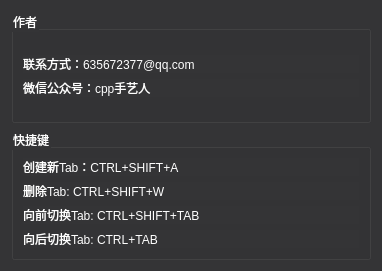
Above: platypus/ui/helpdialog.ui from MingYueRuYa/platypus before the change. Below: the same form after it.
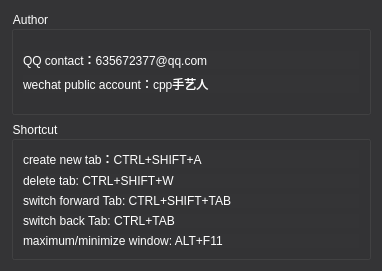
That is the form after the change.

Commit message: 更新help dialog中文替换E文

The edit to the form file:
```diff
--- a/platypus/ui/helpdialog.ui
+++ b/platypus/ui/helpdialog.ui
@@ -23,7 +23,7 @@
       <string notr="true">color: rgb(255, 255, 255);</string>
      </property>
      <property name="title">
-      <string>作者</string>
+      <string>Author</string>
      </property>
      <layout class="QVBoxLayout" name="verticalLayout_4">
       <item>
@@ -48,7 +48,7 @@
 font: 14px &quot;Microsoft YaHei UI&quot;;</string>
           </property>
           <property name="text">
-           <string>联系方式：635672377@qq.com</string>
+           <string>QQ contact：635672377@qq.com</string>
           </property>
          </widget>
         </item>
@@ -59,7 +59,7 @@
 font: 14px &quot;Microsoft YaHei UI&quot;;</string>
           </property>
           <property name="text">
-           <string>微信公众号：cpp手艺人</string>
+           <string>wechat public account：cpp手艺人</string>
           </property>
          </widget>
         </item>
@@ -87,7 +87,7 @@
       <string notr="true">color: rgb(255, 255, 255);</string>
      </property>
      <property name="title">
-      <string>快捷键</string>
+      <string>Shortcut</string>
      </property>
      <layout class="QVBoxLayout" name="verticalLayout_2">
       <item>
@@ -97,7 +97,7 @@
 font: 14px &quot;Microsoft YaHei UI&quot;;</string>
         </property>
         <property name="text">
-         <string>创建新Tab：CTRL+SHIFT+A</string>
+         <string>create new tab：CTRL+SHIFT+A</string>
         </property>
        </widget>
       </item>
@@ -108,7 +108,7 @@
 font: 14px &quot;Microsoft YaHei UI&quot;;</string>
         </property>
         <property name="text">
-         <string>删除Tab: CTRL+SHIFT+W</string>
+         <string>delete tab: CTRL+SHIFT+W</string>
         </property>
        </widget>
       </item>
@@ -119,7 +119,7 @@
 font: 14px &quot;Microsoft YaHei UI&quot;;</string>
         </property>
         <property name="text">
-         <string>向前切换Tab: CTRL+SHIFT+TAB</string>
+         <string>switch forward Tab: CTRL+SHIFT+TAB</string>
         </property>
        </widget>
       </item>
@@ -130,7 +130,18 @@
 font: 14px &quot;Microsoft YaHei UI&quot;;</string>
         </property>
         <property name="text">
-         <string>向后切换Tab: CTRL+TAB</string>
+         <string>switch back Tab: CTRL+TAB</string>
+        </property>
+       </widget>
+      </item>
+      <item>
+       <widget class="QLabel" name="label_7">
+        <property name="styleSheet">
+         <string notr="true">color: rgb(255, 255, 255);
+font: 14px &quot;Microsoft YaHei UI&quot;;</string>
+        </property>
+        <property name="text">
+         <string>maximum/minimize window: ALT+F11</string>
         </property>
        </widget>
       </item>
```
